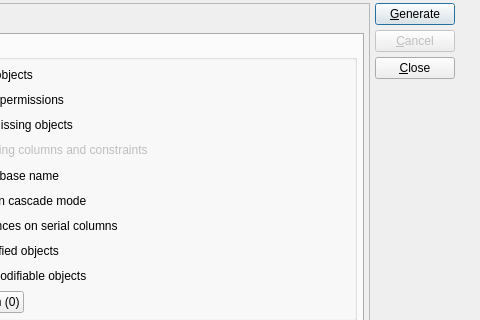
Above: libs/libgui/ui/tools/difftoolwidget.ui from arichiardi/pgmodeler before the change; both pictures show x 795 to 1275 and y 0 to 320 of the 1275 by 792 pixel window. Below: the same form after it.
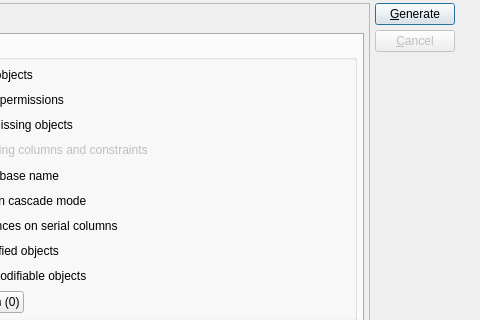
That is the form after the change. Icons and pictures are not drawn.

Commit message: Removed the close button from DiffToolWidget

What changed in the file:
```diff
--- a/libs/libgui/ui/tools/difftoolwidget.ui
+++ b/libs/libgui/ui/tools/difftoolwidget.ui
@@ -48,44 +48,6 @@
    <property name="spacing">
     <number>5</number>
    </property>
-   <item row="2" column="2">
-    <widget class="QPushButton" name="close_btn">
-     <property name="sizePolicy">
-      <sizepolicy hsizetype="Preferred" vsizetype="Preferred">
-       <horstretch>0</horstretch>
-       <verstretch>0</verstretch>
-      </sizepolicy>
-     </property>
-     <property name="maximumSize">
-      <size>
-       <width>16777215</width>
-       <height>16777215</height>
-      </size>
-     </property>
-     <property name="text">
-      <string>&amp;Close</string>
-     </property>
-     <property name="icon">
-      <iconset resource="../../res/resources.qrc">
-       <normaloff>:/icons/icons/close1.png</normaloff>:/icons/icons/close1.png</iconset>
-     </property>
-     <property name="iconSize">
-      <size>
-       <width>28</width>
-       <height>28</height>
-      </size>
-     </property>
-     <property name="shortcut">
-      <string>Esc</string>
-     </property>
-     <property name="autoDefault">
-      <bool>true</bool>
-     </property>
-     <property name="flat">
-      <bool>false</bool>
-     </property>
-    </widget>
-   </item>
    <item row="1" column="2">
     <widget class="QPushButton" name="cancel_btn">
      <property name="enabled">
@@ -2732,6 +2694,19 @@
      </layout>
     </widget>
    </item>
+   <item row="0" column="3" rowspan="3">
+    <spacer name="horizontalSpacer_3">
+     <property name="orientation">
+      <enum>Qt::Orientation::Horizontal</enum>
+     </property>
+     <property name="sizeHint" stdset="0">
+      <size>
+       <width>40</width>
+       <height>20</height>
+      </size>
+     </property>
+    </spacer>
+   </item>
    <item row="0" column="2">
     <widget class="QPushButton" name="generate_btn">
      <property name="sizePolicy">
@@ -2770,7 +2745,7 @@
      </property>
     </widget>
    </item>
-   <item row="3" column="2">
+   <item row="2" column="2">
     <spacer name="verticalSpacer_3">
      <property name="orientation">
       <enum>Qt::Orientation::Vertical</enum>
@@ -2783,19 +2758,6 @@
      </property>
     </spacer>
    </item>
-   <item row="0" column="3" rowspan="4">
-    <spacer name="horizontalSpacer_3">
-     <property name="orientation">
-      <enum>Qt::Orientation::Horizontal</enum>
-     </property>
-     <property name="sizeHint" stdset="0">
-      <size>
-       <width>40</width>
-       <height>20</height>
-      </size>
-     </property>
-    </spacer>
-   </item>
   </layout>
  </widget>
  <tabstops>
```
Left out of the diff: 6 changed lines with no effect on the pictures. The commit also changes 2 other files.
